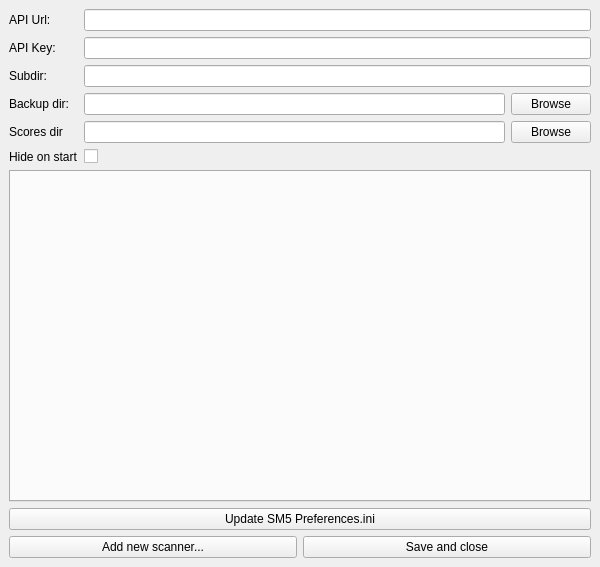
This is config-window.ui in electromuis/padmiss-client as Qt 5 draws it before an edit. The edited form follows.
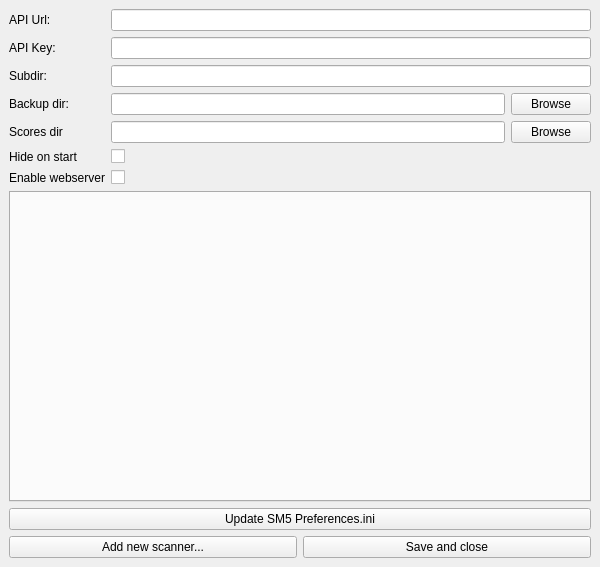
This is the edited form.

Diff of the .ui file:
```diff
--- a/config-window.ui
+++ b/config-window.ui
@@ -106,6 +106,20 @@
         </property>
        </widget>
       </item>
+      <item row="6" column="0">
+       <widget class="QLabel" name="label_7">
+        <property name="text">
+         <string>Enable webserver</string>
+        </property>
+       </widget>
+      </item>
+      <item row="6" column="1">
+       <widget class="QCheckBox" name="webserver">
+        <property name="text">
+         <string/>
+        </property>
+       </widget>
+      </item>
      </layout>
     </item>
     <item>
```
